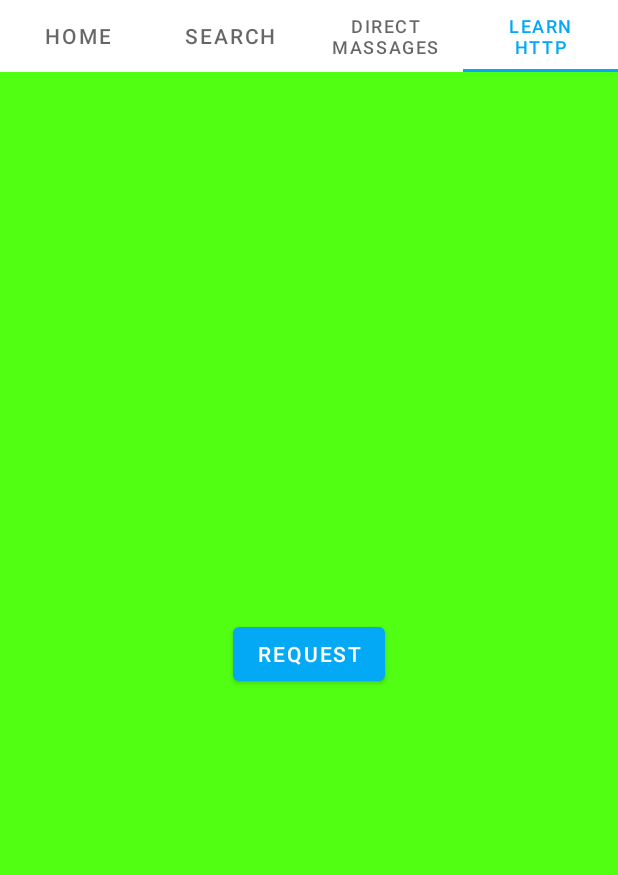
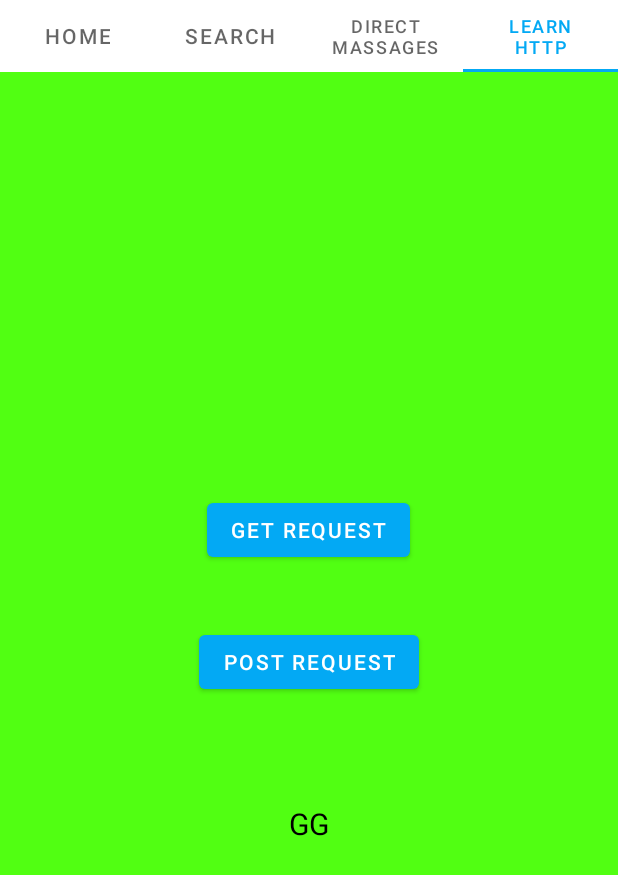
Before and after one commit to druce18/twitter_timeline, an Android app: the screen it shows after launch (MainActivity), tab 4 chosen, on a phone screen of 412 x 824 dp. Shown: the top 875 px of the screen. Run offline under Robolectric (Android 15) with nearby library versions, the phone set to English and light mode, and no system bars.

Commit message:
HW - bags with http

```diff
--- a/app/src/main/AndroidManifest.xml
+++ b/app/src/main/AndroidManifest.xml
@@ -1,11 +1,13 @@
 <?xml version="1.0" encoding="utf-8"?>
 <manifest xmlns:android="http://schemas.android.com/apk/res/android"
+    xmlns:tools="http://schemas.android.com/tools"
     package="by.twitter">
 
     <application
         android:allowBackup="true"
         android:icon="@drawable/ic_twitter"
         android:label="@string/app_name"
+        android:networkSecurityConfig="@xml/network_security_config"
         android:roundIcon="@drawable/ic_twitter"
         android:supportsRtl="false"
         android:theme="@style/AppTheme">
--- a/app/src/main/java/by/twitter/ui/http/LearnHttpFragment.kt
+++ b/app/src/main/java/by/twitter/ui/http/LearnHttpFragment.kt
@@ -17,8 +17,12 @@ class LearnHttpFragment : Fragment(R.layout.fragment_http) {
     override fun onViewCreated(view: View, savedInstanceState: Bundle?) {
         super.onViewCreated(view, savedInstanceState)
 
-        startRequestButton.setOnClickListener {
+        startGetRequestButton.setOnClickListener {
             makeGetRequest()
+        }
+
+        startPostRequestButton.setOnClickListener {
+            println("GG")
         }
     }
 
@@ -30,6 +34,7 @@ class LearnHttpFragment : Fragment(R.layout.fragment_http) {
             var inputLine: String?
             while (reader.readLine().also { inputLine = it } != null) {
                 println(inputLine)
+                httpTextView.text = inputLine
             }
             reader.close()
         }
--- a/app/src/main/res/layout/fragment_http.xml
+++ b/app/src/main/res/layout/fragment_http.xml
@@ -7,10 +7,28 @@
     android:orientation="vertical">
 
     <com.google.android.material.button.MaterialButton
-        android:id="@+id/startRequestButton"
+        android:id="@+id/startGetRequestButton"
         android:layout_width="wrap_content"
         android:layout_height="wrap_content"
         android:layout_gravity="center"
-        android:text="Request" />
+        android:layout_margin="20dp"
+        android:text="GET Request" />
+
+    <com.google.android.material.button.MaterialButton
+        android:id="@+id/startPostRequestButton"
+        android:layout_width="wrap_content"
+        android:layout_height="wrap_content"
+        android:layout_gravity="center"
+        android:layout_margin="20dp"
+        android:text="POST Request" />
+
+    <com.google.android.material.textview.MaterialTextView
+        android:id="@+id/httpTextView"
+        android:layout_width="wrap_content"
+        android:layout_height="wrap_content"
+        android:layout_marginTop="50dp"
+        android:text="GG"
+        android:textColor="@color/black"
+        android:textSize="20sp" />
 
 </LinearLayout>
--- /dev/null
+++ b/app/src/main/res/xml/network_security_config.xml
@@ -0,0 +1,6 @@
+<?xml version="1.0" encoding="utf-8"?>
+<network-security-config>
+    <domain-config cleartextTrafficPermitted="true">
+        <domain includeSubdomains="true">httpbin.org</domain>
+    </domain-config>
+</network-security-config>
```
